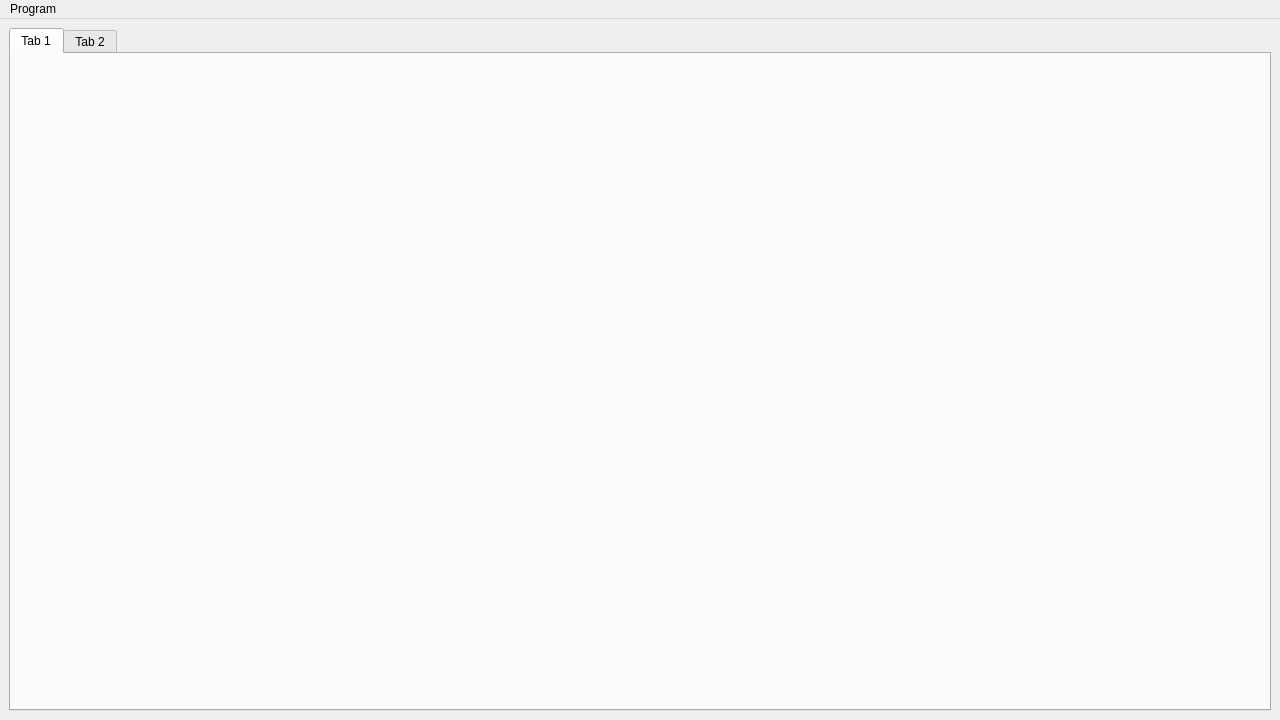
The window that Verdandi/mainwindow.ui (Glanshammar/Verdandi) describes before a commit, drawn with Qt 5.
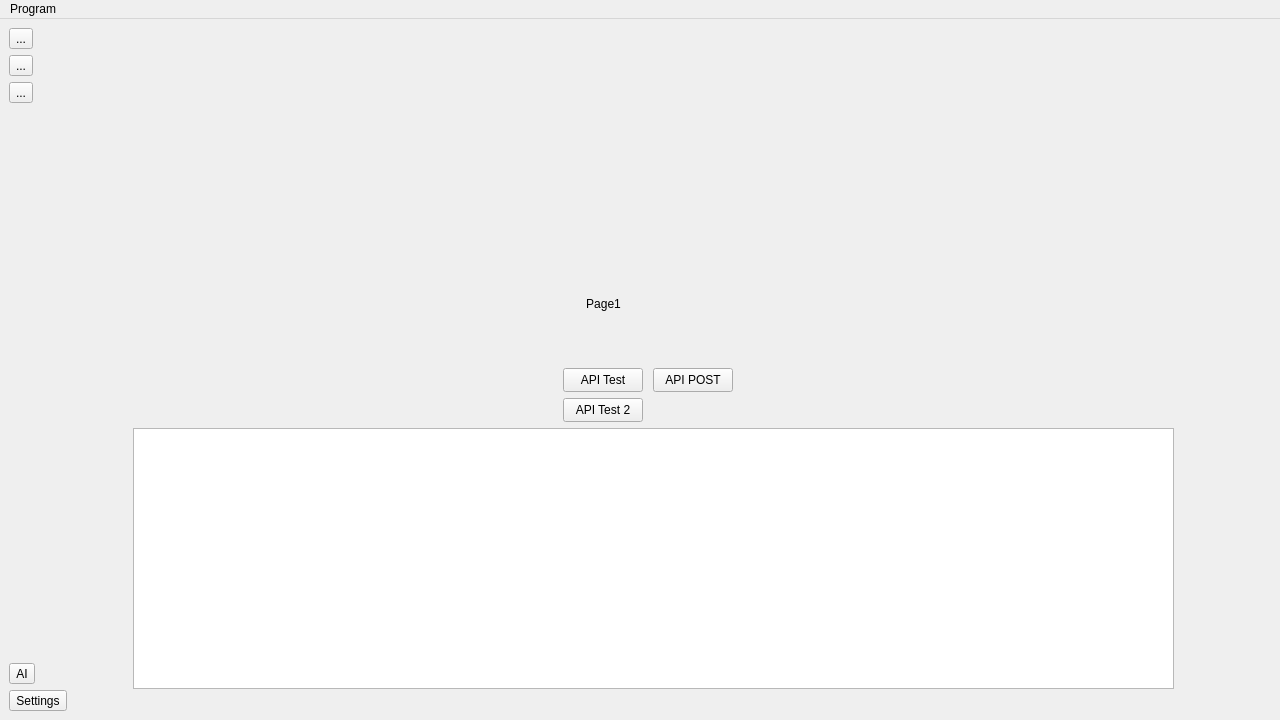
The same window after the commit. Icons and pictures are not drawn.

What changed in the file:
```diff
--- a/Verdandi/mainwindow.ui
+++ b/Verdandi/mainwindow.ui
@@ -13,24 +13,181 @@
   <property name="windowTitle">
    <string>Verdandi</string>
   </property>
+  <property name="styleSheet">
+   <string notr="true"/>
+  </property>
   <widget class="QWidget" name="centralwidget">
    <layout class="QGridLayout" name="gridLayout">
     <item row="0" column="0">
-     <widget class="QTabWidget" name="tabWidget">
-      <property name="currentIndex">
-       <number>0</number>
+     <layout class="QVBoxLayout" name="layoutSidebarButtons">
+      <property name="spacing">
+       <number>6</number>
       </property>
-      <widget class="QWidget" name="tab_1">
-       <attribute name="title">
-        <string>Tab 1</string>
-       </attribute>
-      </widget>
-      <widget class="QWidget" name="tab_2">
-       <attribute name="title">
-        <string>Tab 2</string>
-       </attribute>
-      </widget>
-     </widget>
+      <item>
+       <widget class="QToolButton" name="buttonDashboard">
+        <property name="text">
+         <string>...</string>
+        </property>
+       </widget>
+      </item>
+      <item>
+       <widget class="QToolButton" name="toolButton_2">
+        <property name="text">
+         <string>...</string>
+        </property>
+       </widget>
+      </item>
+      <item>
+       <widget class="QToolButton" name="toolButton_3">
+        <property name="text">
+         <string>...</string>
+        </property>
+       </widget>
+      </item>
+      <item>
+       <spacer name="verticalSpacer">
+        <property name="orientation">
+         <enum>Qt::Orientation::Vertical</enum>
+        </property>
+        <property name="sizeHint" stdset="0">
+         <size>
+          <width>20</width>
+          <height>40</height>
+         </size>
+        </property>
+       </spacer>
+      </item>
+      <item>
+       <widget class="QToolButton" name="buttonAI">
+        <property name="cursor">
+         <cursorShape>PointingHandCursor</cursorShape>
+        </property>
+        <property name="text">
+         <string>AI</string>
+        </property>
+        <property name="icon">
+         <iconset>
+          <normaloff>media/ai.png</normaloff>media/ai.png</iconset>
+        </property>
+        <property name="iconSize">
+         <size>
+          <width>42</width>
+          <height>42</height>
+         </size>
+        </property>
+       </widget>
+      </item>
+      <item>
+       <widget class="QToolButton" name="buttonSettings">
+        <property name="cursor">
+         <cursorShape>PointingHandCursor</cursorShape>
+        </property>
+        <property name="text">
+         <string>Settings</string>
+        </property>
+        <property name="icon">
+         <iconset>
+          <normaloff>media/settings.ico</normaloff>media/settings.ico</iconset>
+        </property>
+        <property name="iconSize">
+         <size>
+          <width>42</width>
+          <height>42</height>
+         </size>
+        </property>
+       </widget>
+      </item>
+     </layout>
+    </item>
+    <item row="0" column="1">
+     <layout class="QGridLayout" name="layoutCentral">
+      <item row="0" column="0">
+       <widget class="QStackedWidget" name="TabsWidget">
+        <widget class="QWidget" name="page1">
+         <widget class="QLabel" name="labelPage1">
+          <property name="geometry">
+           <rect>
+            <x>350</x>
+            <y>220</y>
+            <width>361</width>
+            <height>111</height>
+           </rect>
+          </property>
+          <property name="text">
+           <string>Page1</string>
+          </property>
+          <property name="alignment">
+           <set>Qt::AlignmentFlag::AlignCenter</set>
+          </property>
+         </widget>
+         <widget class="QPushButton" name="buttonApiTest">
+          <property name="geometry">
+           <rect>
+            <x>490</x>
+            <y>340</y>
+            <width>80</width>
+            <height>24</height>
+           </rect>
+          </property>
+          <property name="text">
+           <string>API Test</string>
+          </property>
+         </widget>
+         <widget class="QPushButton" name="buttonApiTest2">
+          <property name="geometry">
+           <rect>
+            <x>490</x>
+            <y>370</y>
+            <width>80</width>
+            <height>24</height>
+           </rect>
+          </property>
+          <property name="text">
+           <string>API Test 2</string>
+          </property>
+         </widget>
+         <widget class="QTextEdit" name="textEdit">
+          <property name="geometry">
+           <rect>
+            <x>60</x>
+            <y>400</y>
+            <width>1041</width>
+            <height>261</height>
+           </rect>
+          </property>
+         </widget>
+         <widget class="QPushButton" name="buttonApiPost">
+          <property name="geometry">
+           <rect>
+            <x>580</x>
+            <y>340</y>
+            <width>80</width>
+            <height>24</height>
+           </rect>
+          </property>
+          <property name="text">
+           <string>API POST</string>
+          </property>
+         </widget>
+        </widget>
+        <widget class="QWidget" name="page2">
+         <widget class="QLabel" name="labelPage2">
+          <property name="geometry">
+           <rect>
+            <x>350</x>
+            <y>270</y>
+            <width>411</width>
+            <height>111</height>
+           </rect>
+          </property>
+          <property name="text">
+           <string>Page 2</string>
+          </property>
+         </widget>
+        </widget>
+       </widget>
+      </item>
+     </layout>
     </item>
    </layout>
   </widget>
```
Left out of the diff: 6 changed lines with no effect on the pictures.
